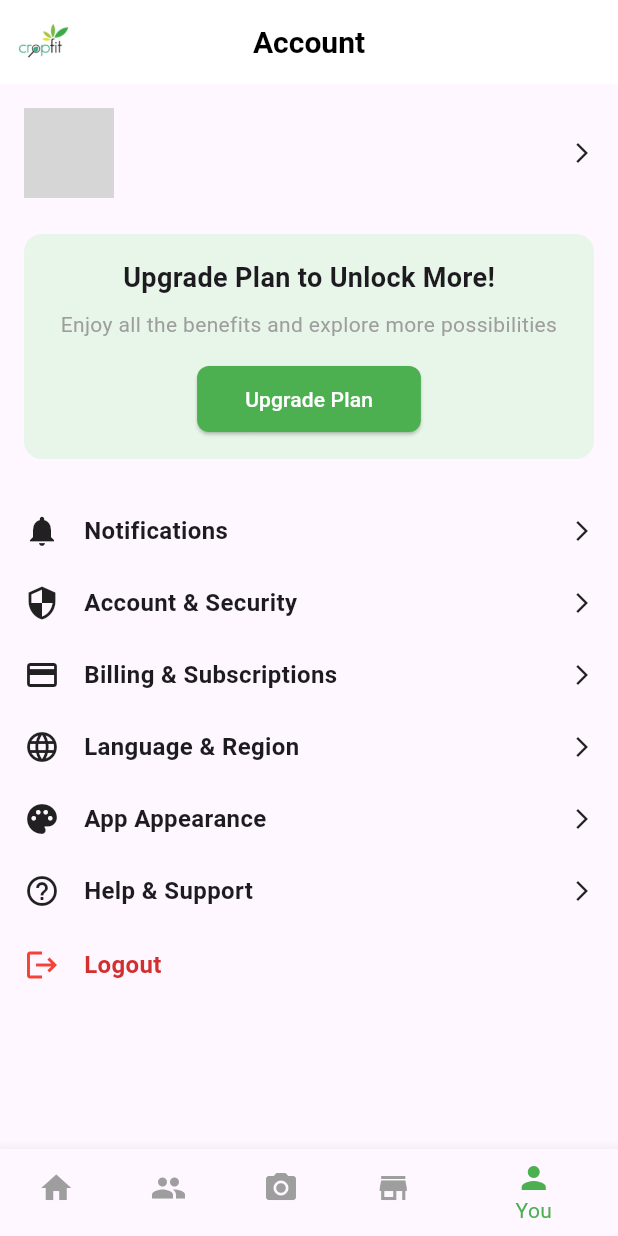
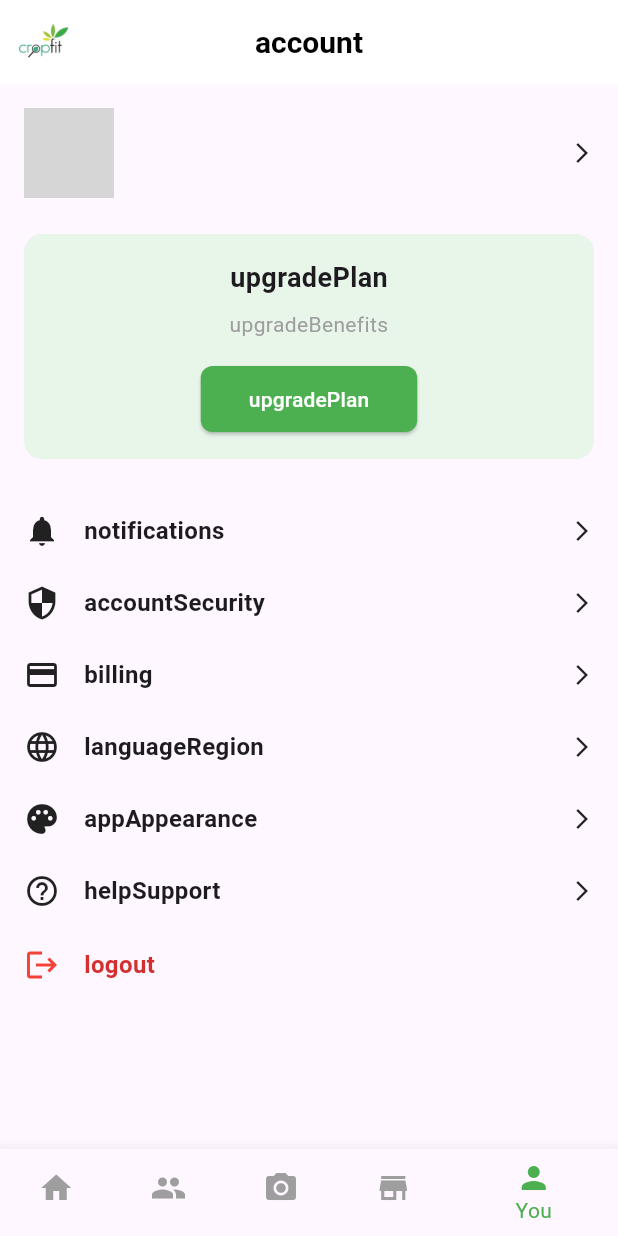
Before and after one commit to ShwetaRajputsk/cdd, a Flutter app: the AccountPage screen opened by its route, on a phone screen of 412 x 824 dp. Run offline on Flutter 3.47's test engine with Material 3 defaults, Android fonts, the phone set to English and light mode, and no system bars; our stand-ins replace camera, cloud_firestore, easy_localization, firebase_auth, firebase_core, firebase_storage and 2 more; accounts and stored records are empty; network calls fail; grey boxes are pictures that could not be loaded.

Commit message:
Update account.dart

```diff
--- a/lib/account.dart
+++ b/lib/account.dart
@@ -1,9 +1,10 @@
 import 'package:flutter/material.dart';
 import 'package:cloud_firestore/cloud_firestore.dart';
 import 'package:firebase_auth/firebase_auth.dart';
-import 'edit_profile.dart'; // Import the EditProfileScreen
-import 'login.dart'; // Import the LoginPage for logout navigation
+import 'edit_profile.dart';
+import 'login.dart';
 import 'bottom_navigation_bar.dart';
+import 'package:easy_localization/easy_localization.dart';
 
 class AccountPage extends StatefulWidget {
   const AccountPage({Key? key}) : super(key: key);
@@ -24,18 +25,23 @@ class _AccountPageState extends State<AccountPage> {
     _loadUserProfile();
   }
 
-  // Load user profile data (name, email, and image) from Firestore
   Future<void> _loadUserProfile() async {
     final user = FirebaseAuth.instance.currentUser;
     if (user != null) {
-      // Fetch user profile data from Firestore
+      try {
         final doc = await FirebaseFirestore.instance.collection('users').doc(user.uid).get();
         if (doc.exists) {
+          Map<String, dynamic>? data = doc.data();
+          if (data != null) {
             setState(() {
-          _imageUrl = doc['imageUrl']; // Fetch the image URL from Firestore
-          _name = doc['name']; // Fetch the name from Firestore
-          _email = doc['email']; // Fetch the email from Firestore
+              _imageUrl = data['imageUrl'] ?? '';
+              _name = data['name'] ?? 'No Name';
+              _email = data['email'] ?? 'No Email';
             });
+          }
+        }
+      } catch (e) {
+        print("Error loading user profile: $e");
       }
     }
   }
@@ -44,35 +50,30 @@ class _AccountPageState extends State<AccountPage> {
   Widget build(BuildContext context) {
     return Scaffold(
       appBar: AppBar(
-        // Customize the AppBar
         leading: Padding(
           padding: const EdgeInsets.all(8.0),
-          child: Image.asset('assets/Logo.png'), // Replace with your logo path
+          child: Image.asset('assets/Logo.png'),
         ),
-        title: const Text(
-          'Account',
+        title: Text(
+          'account'.tr(),
           style: TextStyle(
             fontSize: 20,
             fontWeight: FontWeight.bold,
-            color: Colors.black, // Customize the title color
+            color: Colors.black,
           ),
         ),
         centerTitle: true,
-        elevation: 0, // Remove the shadow
-        backgroundColor: Colors.white, // Set the background color
-        iconTheme: const IconThemeData(
-          color: Colors.black, // Customize the back button color
-        ),
+        elevation: 0,
+        backgroundColor: Colors.white,
+        iconTheme: IconThemeData(color: Colors.black),
       ),
       body: SingleChildScrollView(
         padding: const EdgeInsets.all(16.0),
         child: Column(
           crossAxisAlignment: CrossAxisAlignment.start,
           children: [
-            // Profile Section
             InkWell(
               onTap: () {
-                // Navigate to the EditProfileScreen
                 Navigator.push(
                   context,
                   MaterialPageRoute(builder: (context) => const EditProfileScreen()),
@@ -80,42 +81,38 @@ class _AccountPageState extends State<AccountPage> {
               },
               child: Row(
                 children: [
-                  // Profile Image
                   _imageUrl != null
                       ? CircleAvatar(
                           radius: 30,
                           backgroundImage: NetworkImage(_imageUrl!),
                         )
-                      : const CircleAvatar(
+                      : CircleAvatar(
                           radius: 30,
                           backgroundColor: Colors.grey,
                           child: Icon(Icons.person, size: 30),
                         ),
-                  const SizedBox(width: 16),
-                  // Name and Email
+                  SizedBox(width: 16),
                   Expanded(
                     child: Column(
                       crossAxisAlignment: CrossAxisAlignment.start,
                       children: [
                         Text(
                           _name ?? 'Shweta Rajput',
-                          style: const TextStyle(fontSize: 18, fontWeight: FontWeight.bold),
+                          style: TextStyle(fontSize: 18, fontWeight: FontWeight.bold),
                         ),
-                        const SizedBox(height: 4),
+                        SizedBox(height: 4),
                         Text(
                           _email ?? 'shwetarajputskk@gmail.com',
-                          style: const TextStyle(fontSize: 14, color: Colors.grey),
+                          style: TextStyle(fontSize: 14, color: Colors.grey),
                         ),
                       ],
                     ),
                   ),
-                  const Icon(Icons.arrow_forward_ios, size: 16),
+                  Icon(Icons.arrow_forward_ios, size: 16),
                 ],
               ),
             ),
-            const SizedBox(height: 24),
-
-            // Upgrade Plan Section
+            SizedBox(height: 24),
             Container(
               width: double.infinity,
               padding: const EdgeInsets.all(16),
@@ -125,49 +122,44 @@ class _AccountPageState extends State<AccountPage> {
               ),
               child: Column(
                 children: [
-                  const Text(
-                    'Upgrade Plan to Unlock More!',
+                  Text(
+                    'upgradePlan'.tr(),
                     style: TextStyle(fontSize: 18, fontWeight: FontWeight.bold),
                   ),
-                  const SizedBox(height: 8),
-                  const Text(
-                    'Enjoy all the benefits and explore more possibilities',
+                  SizedBox(height: 8),
+                  Text(
+                    'upgradeBenefits'.tr(),
                     style: TextStyle(fontSize: 14, color: Colors.grey),
                     textAlign: TextAlign.center,
                   ),
-                  const SizedBox(height: 16),
+                  SizedBox(height: 16),
              ElevatedButton(
-                    onPressed: () {
-                      // Handle upgrade plan action
-                    },
+  onPressed: () {},
   style: ElevatedButton.styleFrom(
     backgroundColor: Colors.green,
     foregroundColor: Colors.white,
     shape: RoundedRectangleBorder(
       borderRadius: BorderRadius.circular(8),
     ),
-                      padding: const EdgeInsets.symmetric(horizontal: 32, vertical: 12),
+    padding: EdgeInsets.symmetric(horizontal: 32, vertical: 12),
   ),
-                    child: const Text('Upgrade Plan'),
+  child: Text('upgradePlan'.tr()),
 ),
                 ],
               ),
             ),
-            const SizedBox(height: 24),
-
-            // Settings Sections
-            _buildSettingItem(Icons.notifications, 'Notifications'),
-            _buildSettingItem(Icons.security, 'Account & Security'),
-            _buildSettingItem(Icons.credit_card, 'Billing & Subscriptions'),
-            _buildSettingItem(Icons.language, 'Language & Region'),
-            _buildSettingItem(Icons.palette, 'App Appearance'),
-            _buildSettingItem(Icons.help_outline, 'Help & Support'),
-            const SizedBox(height: 1),
-
-            // Logout Button
+            SizedBox(height: 24),
+            _buildSettingItem(Icons.notifications, 'notifications'.tr()),
+            _buildSettingItem(Icons.security, 'accountSecurity'.tr()),
+            _buildSettingItem(Icons.credit_card, 'billing'.tr()),
+            _buildSettingItem(Icons.language, 'languageRegion'.tr(), onTap: () {
+              _showLanguageDialog(context);
+            }),
+            _buildSettingItem(Icons.palette, 'appAppearance'.tr()),
+            _buildSettingItem(Icons.help_outline, 'helpSupport'.tr()),
+            SizedBox(height: 1),
             InkWell(
               onTap: () {
-                // Navigate to the LoginScreen
                 Navigator.pushReplacement(
                   context,
                   MaterialPageRoute(builder: (context) => LoginScreen()),
@@ -177,10 +169,10 @@ class _AccountPageState extends State<AccountPage> {
                 padding: const EdgeInsets.symmetric(vertical: 12),
                 child: Row(
                   children: [
-                    const Icon(Icons.logout, color: Colors.red),
-                    const SizedBox(width: 16),
+                    Icon(Icons.logout, color: Colors.red),
+                    SizedBox(width: 16),
                     Text(
-                      'Logout',
+                      'logout'.tr(),
                       style: TextStyle(
                         fontSize: 16,
                         fontWeight: FontWeight.bold,
@@ -194,7 +186,6 @@ class _AccountPageState extends State<AccountPage> {
           ],
         ),
       ),
-      // Bottom Navigation Bar
       bottomNavigationBar: CustomBottomNavigationBar(
         currentIndex: _currentIndex,
         onTap: _onItemTapped,
@@ -202,31 +193,61 @@ class _AccountPageState extends State<AccountPage> {
     );
   }
 
-  // Handle bottom navigation item tap
   void _onItemTapped(int index) {
     setState(() {
       _currentIndex = index;
     });
   }
 
-  // Helper method to build setting items with icons
-  Widget _buildSettingItem(IconData icon, String title) {
-    return Padding(
+  void _showLanguageDialog(BuildContext context) {
+    showDialog(
+      context: context,
+      builder: (context) {
+        return AlertDialog(
+          title: Text('languageRegion'.tr()),
+          content: Column(
+            mainAxisSize: MainAxisSize.min,
+            children: [
+              ListTile(
+                title: Text('English'),
+                onTap: () {
+                  context.setLocale(Locale('en'));
+                  Navigator.pop(context);
+                },
+              ),
+              ListTile(
+                title: Text('हिंदी'),
+                onTap: () {
+                  context.setLocale(Locale('hi'));
+                  Navigator.pop(context);
+                },
+              ),
+            ],
+          ),
+        );
+      },
+    );
+  }
+
+  Widget _buildSettingItem(IconData icon, String title, {VoidCallback? onTap}) {
+    return InkWell(
+      onTap: onTap,
+      child: Padding(
         padding: const EdgeInsets.symmetric(vertical: 12),
         child: Row(
           children: [
             Icon(icon, size: 24),
-          const SizedBox(width: 16),
+            SizedBox(width: 16),
             Expanded(
               child: Text(
                 title,
-              style: const TextStyle(fontSize: 16, fontWeight: FontWeight.bold),
+                style: TextStyle(fontSize: 16, fontWeight: FontWeight.bold),
               ),
             ),
-          const Icon(Icons.arrow_forward_ios, size: 16),
+            Icon(Icons.arrow_forward_ios, size: 16),
           ],
+        ),
       ),
     );
   }
-
 }
```
Lines whose indentation alone changed are shown as unchanged.
